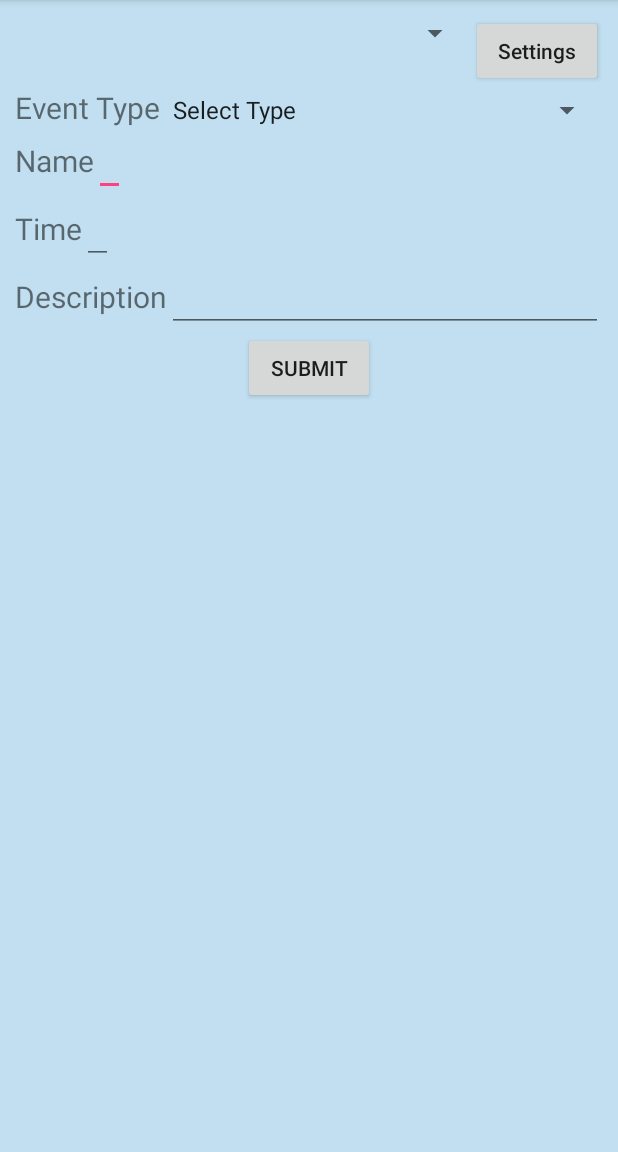
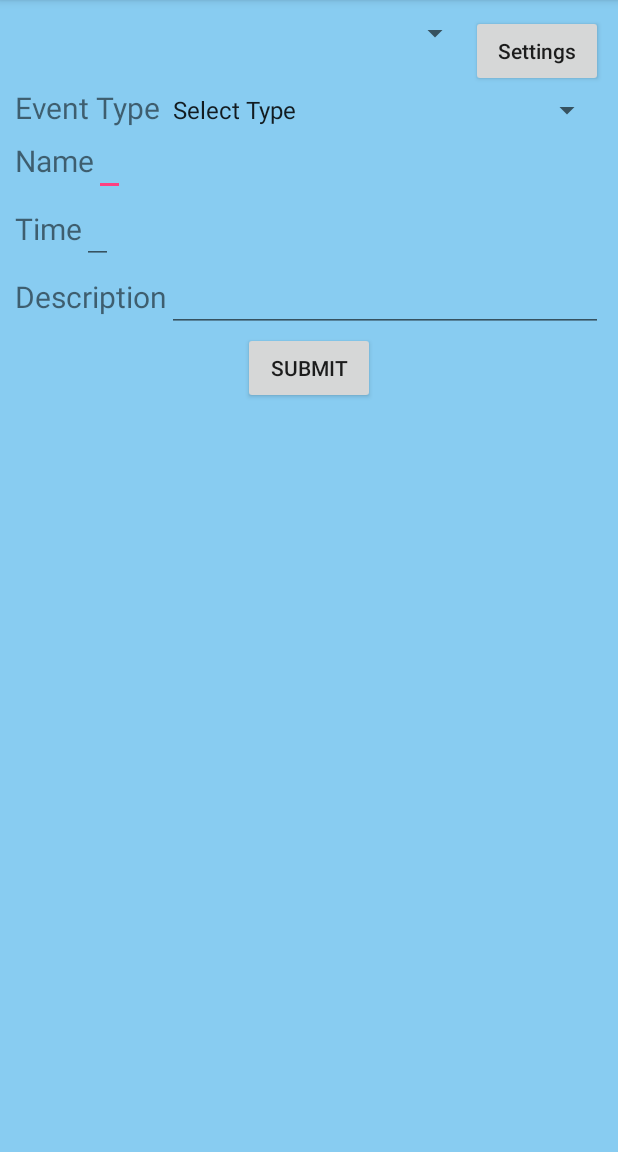
Before and after one commit to lcombs15/Organized-Chaos, an Android app: the AddItemActivity screen opened directly, with no data from a screen before it, on a phone screen of 412 x 824 dp, the part 84-1236 px from its top. Run offline under Robolectric (Android 15) with nearby library versions, the light colour scheme and no system bars.

Commit message:
Fixed color

```diff
--- a/StudentOrganizer/app/src/main/res/layout/activity_add_item.xml
+++ b/StudentOrganizer/app/src/main/res/layout/activity_add_item.xml
@@ -6,7 +6,7 @@
     android:layout_height="match_parent"
     tools:context="edu.group7.csc415.studentorganizer.AddItemActivity"
     android:orientation="vertical"
-    android:background="@color/themeColorLighter"
+    android:background="@color/themeColorLight"
     android:padding="10dp"
     >
 
```
